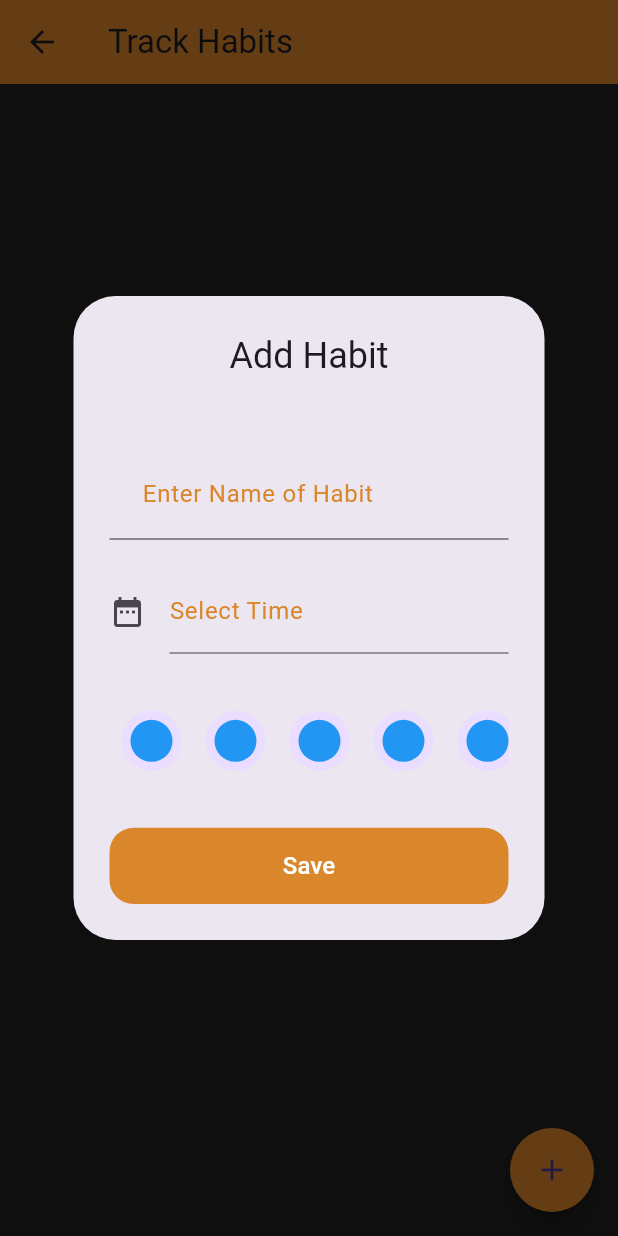
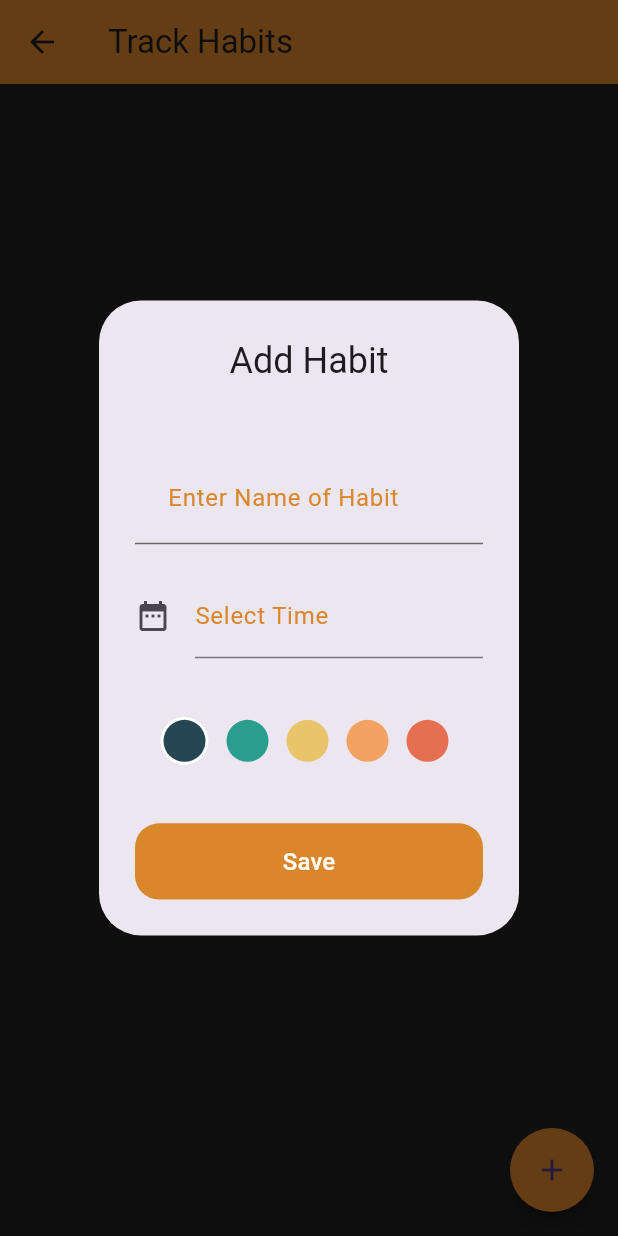
Before and after one commit to MuhammedAm1n/Trek, a Flutter app: the ProgressTodo screen opened by its route, after a tap on the "add" icon, on a phone screen of 412 x 824 dp. Run offline on Flutter 3.47's test engine with Material 3 defaults, Android fonts, the light colour scheme and no system bars; our stand-ins replace bloc, chewie, cloud_firestore, curved_navigation_bar, firebase_auth, firebase_core and 13 more; missing offline and left inert: folder_file_saver, video_thumbnail; accounts and stored records are empty; project files that could hold a hidden picture were left out.

Commit message:
Finish Main Features

```diff
--- a/lib/Core/LocalDatabase/HabitDatabase.dart
+++ b/lib/Core/LocalDatabase/HabitDatabase.dart
@@ -26,6 +26,7 @@ class HabitDatabase {
       id INTEGER PRIMARY KEY AUTOINCREMENT,
       habitName TEXT,
       timeSpent INTEGER,
+      color INTEGER,
       timeGoal INTEGER,
       paused INTEGER DEFAULT 1
     )
--- a/lib/Features/Todo/Data/Model/HabitModel.dart
+++ b/lib/Features/Todo/Data/Model/HabitModel.dart
@@ -1,5 +1,6 @@
 class HabitModel {
   final int? id;
+  int? color;
   String habitName;
   int timeGoal; // Time now - Time selected
   int timeSpent;
@@ -7,6 +8,7 @@ class HabitModel {
 
   HabitModel(
       {this.id,
+      this.color,
       required this.habitName,
       this.timeSpent = 0,
       required this.timeGoal,
@@ -14,6 +16,7 @@ class HabitModel {
 
   Map<String, dynamic> toMap() {
     return {
+      'color': color,
       'id': id,
       'habitName': habitName,
       'timeSpent': timeSpent,
@@ -24,6 +27,7 @@ class HabitModel {
 
   factory HabitModel.fromMap(Map<String, dynamic> map) {
     return HabitModel(
+        color: map["color"],
         id: map["id"],
         habitName: map["habitName"],
         timeSpent: map["timeSpent"],
--- a/lib/Features/Todo/Widgets/AddHabit.dart
+++ b/lib/Features/Todo/Widgets/AddHabit.dart
@@ -1,6 +1,5 @@
 import 'package:flutter/cupertino.dart';
 import 'package:flutter/material.dart';
-import 'package:flutter/widgets.dart';
 import 'package:flutter_bloc/flutter_bloc.dart';
 import 'package:video_diary/Core/Widgets/TextButton.dart';
 import 'package:video_diary/Core/Widgets/TextFormField.dart';
@@ -8,6 +7,8 @@ import 'package:video_diary/Core/theming/Coloring.dart';
 import 'package:video_diary/Features/Todo/Data/Logic/cubit/habit_cubit.dart';
 import 'package:video_diary/Features/Todo/Data/Logic/cubit/habit_state.dart';
 import 'package:video_diary/Features/Todo/Data/Model/HabitModel.dart';
+import 'package:video_diary/Features/Todo/Widgets/WidgetsOfAddHabit/ColorItem.dart';
+import 'package:video_diary/Features/Todo/Widgets/WidgetsOfAddHabit/VeiwColorsITem.dart';
 
 class AddHabit extends StatefulWidget {
   const AddHabit({super.key});
@@ -100,26 +101,7 @@ class _AddHabitState extends State<AddHabit> {
             const SizedBox(
               height: 20,
             ),
-            SizedBox(
-              width: 38 * 7,
-              height: 38 * 2,
-              child: ListView.builder(
-                scrollDirection: Axis.horizontal,
-                itemCount: 10,
-                itemBuilder: (context, index) {
-                  return const Padding(
-                    padding: EdgeInsets.symmetric(horizontal: 8.0),
-                    child: CircleAvatar(
-                      radius: 20,
-                      child: CircleAvatar(
-                        radius: 14,
-                        backgroundColor: Colors.blue,
-                      ),
-                    ),
-                  );
-                },
-              ),
-            ),
+            const ListVeiwColorsItem(),
             Padding(
               padding: const EdgeInsets.only(top: 20),
               child: GTextButton(
@@ -134,9 +116,7 @@ class _AddHabitState extends State<AddHabit> {
                         habitName: _name.text,
                         timeGoal: int.parse(_time.text),
                       );
-                      context
-                          .read<HabitsCubit>()
-                          .emitInsertHabit(habit.toMap());
+                      context.read<HabitsCubit>().emitInsertHabit(habit);
                       Navigator.pop(context);
                     }
                   }),
--- a/lib/Features/Todo/Widgets/TodoTile.dart
+++ b/lib/Features/Todo/Widgets/TodoTile.dart
@@ -10,7 +10,7 @@ class ToDoTile extends StatefulWidget {
   final String habitName;
   final VoidCallback onTap;
   final VoidCallback settingsTapped;
-  final Color Pallete;
+  final int? Pallete;
   int timeSpent;
   final int timeGoal;
   bool habitStarted;
@@ -81,7 +81,8 @@ class _ToDoTileState extends State<ToDoTile> {
         ),
         child: Container(
           decoration: BoxDecoration(
-              color: widget.Pallete, borderRadius: BorderRadius.circular(12)),
+              color: Color(widget.Pallete!),
+              borderRadius: BorderRadius.circular(12)),
           padding: EdgeInsets.all(20),
           child: Row(
             mainAxisAlignment: MainAxisAlignment.spaceBetween,
--- a/lib/Features/Todo/Widgets/UpdateHabit.dart
+++ b/lib/Features/Todo/Widgets/UpdateHabit.dart
@@ -7,6 +7,7 @@ import 'package:video_diary/Core/theming/Coloring.dart';
 import 'package:video_diary/Features/Todo/Data/Logic/cubit/habit_cubit.dart';
 import 'package:video_diary/Features/Todo/Data/Logic/cubit/habit_state.dart';
 import 'package:video_diary/Features/Todo/Data/Model/HabitModel.dart';
+import 'package:video_diary/Features/Todo/Widgets/WidgetsOfAddHabit/VeiwColorsITem.dart';
 
 class UpdateHabit extends StatefulWidget {
   final HabitModel habitModel;
@@ -94,6 +95,7 @@ class _UpdateHabitState extends State<UpdateHabit> {
           const SizedBox(
             height: 20,
           ),
+          const ListVeiwColorsItem(),
           Padding(
             padding: const EdgeInsets.only(top: 20),
             child: GTextButton(
@@ -101,6 +103,9 @@ class _UpdateHabitState extends State<UpdateHabit> {
                 onPressed: () {
                   widget.habitModel.habitName =
                       title ?? widget.habitModel.habitName;
+
+                  widget.habitModel.color =
+                      context.read<HabitsCubit>().color.value;
 
                   widget.habitModel.timeGoal =
                       date ?? widget.habitModel.timeGoal;
--- /dev/null
+++ b/lib/Features/Todo/Widgets/WidgetsOfAddHabit/ColorItem.dart
@@ -0,0 +1,22 @@
+import 'package:flutter/material.dart';
+
+class ColorITem extends StatelessWidget {
+  const ColorITem({super.key, required this.isActive, required this.color});
+  final bool isActive;
+  final Color color;
+  @override
+  Widget build(BuildContext context) {
+    return isActive
+        ? CircleAvatar(
+            radius: 16,
+            backgroundColor: Colors.white,
+            child: CircleAvatar(
+              radius: 14,
+              backgroundColor: color,
+            ))
+        : CircleAvatar(
+            radius: 14,
+            backgroundColor: color,
+          );
+  }
+}
--- /dev/null
+++ b/lib/Features/Todo/Widgets/WidgetsOfAddHabit/VeiwColorsITem.dart
@@ -0,0 +1,48 @@
+import 'package:flutter/material.dart';
+import 'package:flutter_bloc/flutter_bloc.dart';
+import 'package:video_diary/Features/Todo/Data/Logic/cubit/habit_cubit.dart';
+import 'package:video_diary/Features/Todo/Widgets/WidgetsOfAddHabit/ColorItem.dart';
+
+class ListVeiwColorsItem extends StatefulWidget {
+  const ListVeiwColorsItem({super.key});
+
+  @override
+  State<ListVeiwColorsItem> createState() => _ListVeiwColorsItemState();
+}
+
+class _ListVeiwColorsItemState extends State<ListVeiwColorsItem> {
+  int currentIndex = 0;
+  List<Color> colors = const [
+    Color(0xff264653),
+    Color(0xff2a9d8f),
+    Color(0xffe9c46a),
+    Color(0xfff4a261),
+    Color(0xffe76f51)
+  ];
+  @override
+  Widget build(BuildContext context) {
+    return SizedBox(
+      width: 35 * 6,
+      height: 35 * 2,
+      child: ListView.builder(
+        scrollDirection: Axis.horizontal,
+        itemCount: colors.length,
+        itemBuilder: (context, index) {
+          return Padding(
+              padding: const EdgeInsets.symmetric(horizontal: 6.0),
+              child: GestureDetector(
+                  onTap: () {
+                    currentIndex = index;
+                    BlocProvider.of<HabitsCubit>(context).color =
+                        colors[currentIndex];
+                    setState(() {});
+                  },
+                  child: ColorITem(
+                    isActive: currentIndex == index,
+                    color: colors[index],
+                  )));
+        },
+      ),
+    );
+  }
+}
```
Also changed, not shown: lib/Features/Todo/Data/Logic/cubit/habit_cubit.dart (+4 -3 lines).
